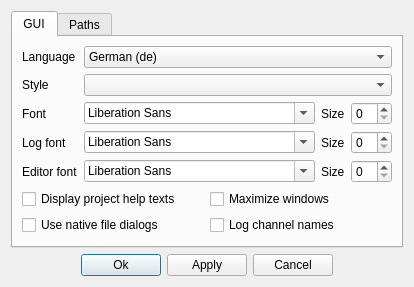
First picture: the form in src/tools/qchdman/preferencesdialog.ui, repository qmc2/qmc2-mame-fe, before the edit.
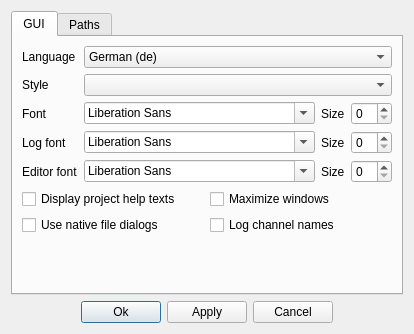
Second picture: the form after the edit. Icons and pictures are not drawn.

Diff of the .ui file:
```diff
--- a/src/tools/qchdman/preferencesdialog.ui
+++ b/src/tools/qchdman/preferencesdialog.ui
@@ -6,8 +6,8 @@
    <rect>
     <x>0</x>
     <y>0</y>
-    <width>369</width>
-    <height>257</height>
+    <width>407</width>
+    <height>334</height>
    </rect>
   </property>
   <property name="windowTitle">
```
Left out of the diff: 7 changed lines with no effect on the pictures.
